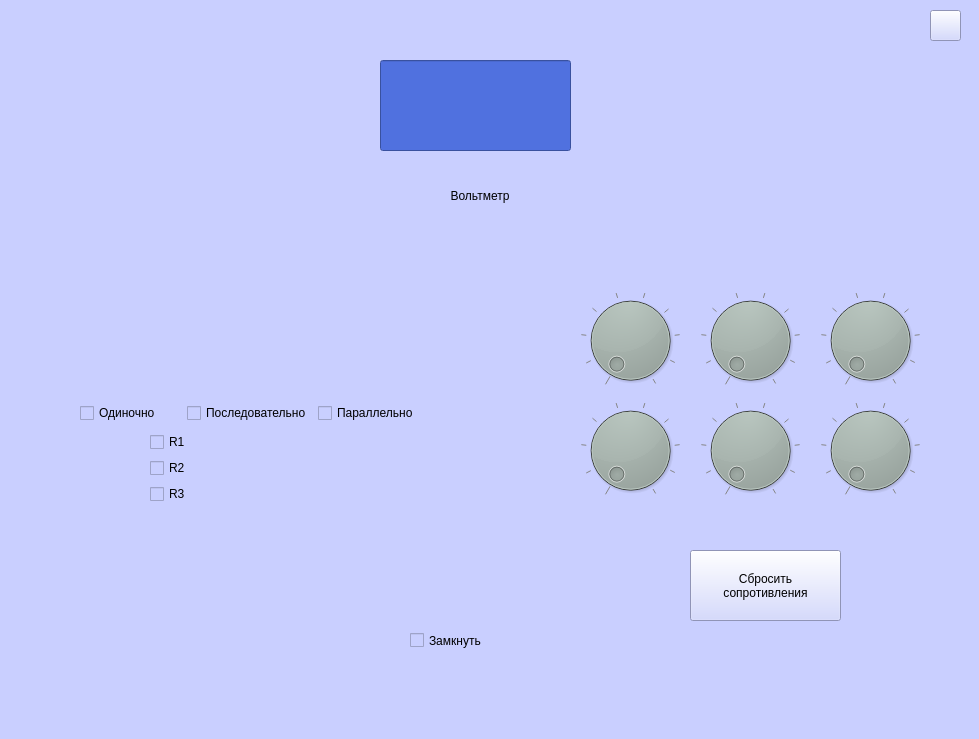
Qt form forms_ui/laba11.ui (doktorfish0078/SimulationOfLaboratoryWork) before a commit.
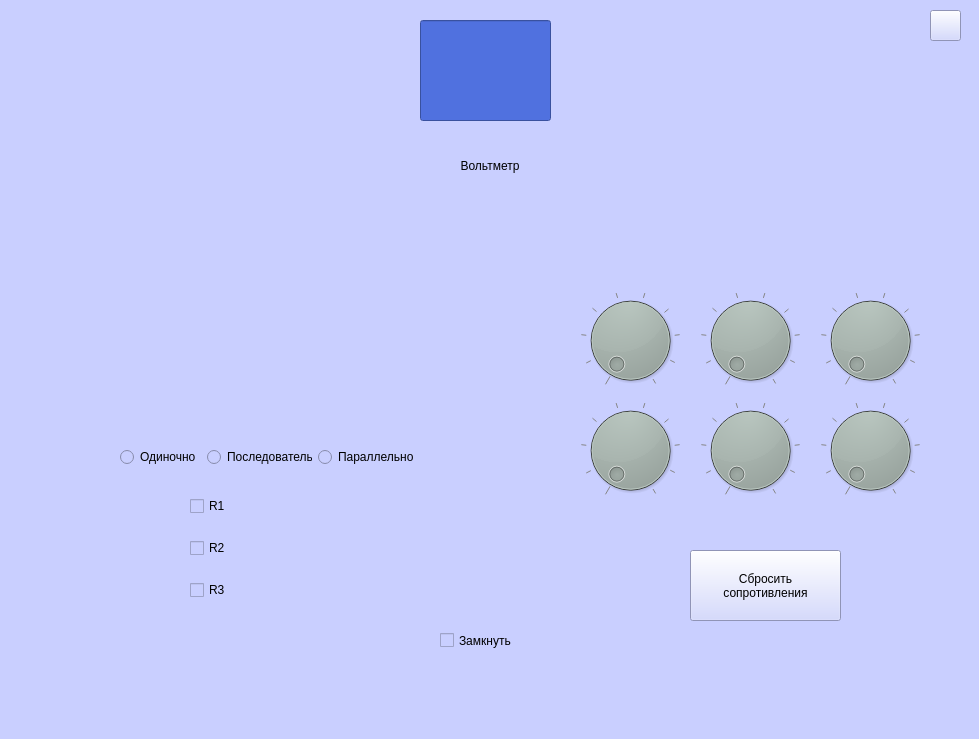
The same form after that commit. Icons and pictures are not drawn.

Diff of the .ui file:
```diff
--- a/forms_ui/laba11.ui
+++ b/forms_ui/laba11.ui
@@ -17,194 +17,11 @@
    <string notr="true">background-color: rgb(201, 207, 255);</string>
   </property>
   <widget class="QWidget" name="centralwidget">
-   <widget class="QWidget" name="horizontalLayoutWidget">
-    <property name="geometry">
-     <rect>
-      <x>100</x>
-      <y>260</y>
-      <width>130</width>
-      <height>100</height>
-     </rect>
-    </property>
-    <property name="maximumSize">
-     <size>
-      <width>130</width>
-      <height>100</height>
-     </size>
-    </property>
-    <layout class="QHBoxLayout" name="horizontalLayout">
-     <item>
-      <layout class="QVBoxLayout" name="verticalLayout">
-       <property name="spacing">
-        <number>15</number>
-       </property>
-       <property name="sizeConstraint">
-        <enum>QLayout::SetMinimumSize</enum>
-       </property>
-       <property name="bottomMargin">
-        <number>0</number>
-       </property>
-       <item>
-        <widget class="QLabel" name="label_resistor_1">
-         <property name="maximumSize">
-          <size>
-           <width>130</width>
-           <height>100</height>
-          </size>
-         </property>
-         <property name="text">
-          <string/>
-         </property>
-         <property name="scaledContents">
-          <bool>true</bool>
-         </property>
-         <property name="wordWrap">
-          <bool>false</bool>
-         </property>
-         <property name="openExternalLinks">
-          <bool>false</bool>
-         </property>
-        </widget>
-       </item>
-       <item>
-        <widget class="QLabel" name="label_resistor_2">
-         <property name="maximumSize">
-          <size>
-           <width>130</width>
-           <height>100</height>
-          </size>
-         </property>
-         <property name="text">
-          <string/>
-         </property>
-         <property name="scaledContents">
-          <bool>true</bool>
-         </property>
-         <property name="wordWrap">
-          <bool>false</bool>
-         </property>
-         <property name="openExternalLinks">
-          <bool>false</bool>
-         </property>
-        </widget>
-       </item>
-       <item>
-        <widget class="QLabel" name="label_resistor_3">
-         <property name="maximumSize">
-          <size>
-           <width>130</width>
-           <height>100</height>
-          </size>
-         </property>
-         <property name="text">
-          <string/>
-         </property>
-         <property name="scaledContents">
-          <bool>true</bool>
-         </property>
-         <property name="wordWrap">
-          <bool>false</bool>
-         </property>
-         <property name="openExternalLinks">
-          <bool>false</bool>
-         </property>
-        </widget>
-       </item>
-      </layout>
-     </item>
-    </layout>
-   </widget>
-   <widget class="QWidget" name="verticalLayoutWidget_2">
-    <property name="geometry">
-     <rect>
-      <x>80</x>
-      <y>400</y>
-      <width>339</width>
-      <height>107</height>
-     </rect>
-    </property>
-    <layout class="QVBoxLayout" name="verticalLayout_2">
-     <item>
-      <layout class="QHBoxLayout" name="horizontalLayout_2">
-       <item>
-        <widget class="QCheckBox" name="single">
-         <property name="text">
-          <string>Одиночно</string>
-         </property>
-         <property name="checkable">
-          <bool>true</bool>
-         </property>
-        </widget>
-       </item>
-       <item>
-        <widget class="QCheckBox" name="serial">
-         <property name="text">
-          <string>Последовательно</string>
-         </property>
-        </widget>
-       </item>
-       <item>
-        <widget class="QCheckBox" name="parallel">
-         <property name="text">
-          <string>Параллельно</string>
-         </property>
-        </widget>
-       </item>
-      </layout>
-     </item>
-     <item>
-      <layout class="QVBoxLayout" name="verticalLayout_6">
-       <property name="leftMargin">
-        <number>70</number>
-       </property>
-       <item>
-        <widget class="QCheckBox" name="check_r1">
-         <property name="text">
-          <string>R1</string>
-         </property>
-         <property name="tristate">
-          <bool>false</bool>
-         </property>
-        </widget>
-       </item>
-       <item>
-        <widget class="QCheckBox" name="check_r2">
-         <property name="enabled">
-          <bool>true</bool>
-         </property>
-         <property name="layoutDirection">
-          <enum>Qt::LeftToRight</enum>
-         </property>
-         <property name="autoFillBackground">
-          <bool>false</bool>
-         </property>
-         <property name="text">
-          <string>R2</string>
-         </property>
-         <property name="checked">
-          <bool>false</bool>
-         </property>
-         <property name="autoRepeat">
-          <bool>false</bool>
-         </property>
-        </widget>
-       </item>
-       <item>
-        <widget class="QCheckBox" name="check_r3">
-         <property name="text">
-          <string>R3</string>
-         </property>
-        </widget>
-       </item>
-      </layout>
-     </item>
-    </layout>
-   </widget>
    <widget class="QLabel" name="label_8">
     <property name="geometry">
      <rect>
-      <x>430</x>
-      <y>180</y>
+      <x>440</x>
+      <y>150</y>
       <width>100</width>
       <height>31</height>
      </rect>
@@ -228,10 +45,10 @@
    <widget class="QLabel" name="label_voltmeter">
     <property name="geometry">
      <rect>
-      <x>330</x>
-      <y>30</y>
-      <width>291</width>
-      <height>151</height>
+      <x>410</x>
+      <y>10</y>
+      <width>151</width>
+      <height>141</height>
      </rect>
     </property>
     <property name="maximumSize">
@@ -253,10 +70,10 @@
    <widget class="QLineEdit" name="voltmeter">
     <property name="geometry">
      <rect>
-      <x>380</x>
-      <y>60</y>
-      <width>191</width>
-      <height>91</height>
+      <x>420</x>
+      <y>20</y>
+      <width>131</width>
+      <height>101</height>
      </rect>
     </property>
     <property name="font">
@@ -1106,7 +923,7 @@
    <widget class="QCheckBox" name="PowerCheck">
     <property name="geometry">
      <rect>
-      <x>410</x>
+      <x>440</x>
       <y>610</y>
       <width>161</width>
       <height>61</height>
@@ -1138,6 +955,112 @@
      </size>
     </property>
    </widget>
+   <widget class="QLabel" name="label_resistors">
+    <property name="geometry">
+     <rect>
+      <x>130</x>
+      <y>250</y>
+      <width>251</width>
+      <height>181</height>
+     </rect>
+    </property>
+    <property name="text">
+     <string/>
+    </property>
+    <property name="pixmap">
+     <pixmap>../images/laba_11/default_resistors.png</pixmap>
+    </property>
+    <property name="scaledContents">
+     <bool>true</bool>
+    </property>
+   </widget>
+   <widget class="QWidget" name="">
+    <property name="geometry">
+     <rect>
+      <x>120</x>
+      <y>440</y>
+      <width>299</width>
+      <height>34</height>
+     </rect>
+    </property>
+    <layout class="QHBoxLayout" name="horizontalLayout_2">
+     <item>
+      <widget class="QRadioButton" name="single">
+       <property name="text">
+        <string>Одиночно</string>
+       </property>
+      </widget>
+     </item>
+     <item>
+      <widget class="QRadioButton" name="serial">
+       <property name="text">
+        <string>Последовательно</string>
+       </property>
+      </widget>
+     </item>
+     <item>
+      <widget class="QRadioButton" name="parallel">
+       <property name="text">
+        <string>Параллельно</string>
+       </property>
+      </widget>
+     </item>
+    </layout>
+   </widget>
+   <widget class="QWidget" name="">
+    <property name="geometry">
+     <rect>
+      <x>120</x>
+      <y>480</y>
+      <width>299</width>
+      <height>136</height>
+     </rect>
+    </property>
+    <layout class="QVBoxLayout" name="verticalLayout_6">
+     <property name="leftMargin">
+      <number>70</number>
+     </property>
+     <item>
+      <widget class="QCheckBox" name="check_r1">
+       <property name="text">
+        <string>R1</string>
+       </property>
+       <property name="tristate">
+        <bool>false</bool>
+       </property>
+      </widget>
+     </item>
+     <item>
+      <widget class="QCheckBox" name="check_r2">
+       <property name="enabled">
+        <bool>true</bool>
+       </property>
+       <property name="layoutDirection">
+        <enum>Qt::LeftToRight</enum>
+       </property>
+       <property name="autoFillBackground">
+        <bool>false</bool>
+       </property>
+       <property name="text">
+        <string>R2</string>
+       </property>
+       <property name="checked">
+        <bool>false</bool>
+       </property>
+       <property name="autoRepeat">
+        <bool>false</bool>
+       </property>
+      </widget>
+     </item>
+     <item>
+      <widget class="QCheckBox" name="check_r3">
+       <property name="text">
+        <string>R3</string>
+       </property>
+      </widget>
+     </item>
+    </layout>
+   </widget>
    <zorder>label_resistors_shop</zorder>
    <zorder>horizontalLayoutWidget</zorder>
    <zorder>verticalLayoutWidget_2</zorder>
```
Left out of the diff: 9 changed lines with no effect on the pictures.
